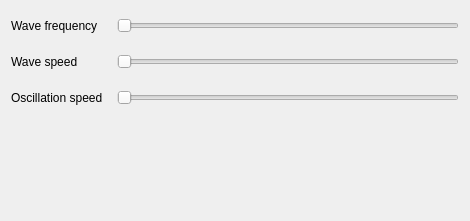
This is Effects/Wavy/Wavy.ui in DLdota/OpenRGBEffectsPlugin as Qt 5 draws it before an edit. The edited form follows.
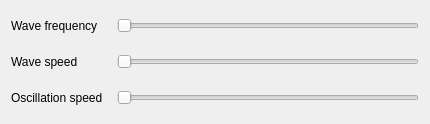
This is the edited form. Custom widgets are drawn as their Qt base class.

Commit message: Add a spacer only if needed

What changed in the file:
```diff
--- a/Effects/Wavy/Wavy.ui
+++ b/Effects/Wavy/Wavy.ui
@@ -6,8 +6,8 @@
    <rect>
     <x>0</x>
     <y>0</y>
-    <width>470</width>
-    <height>221</height>
+    <width>430</width>
+    <height>120</height>
    </rect>
   </property>
   <property name="sizePolicy">
@@ -16,7 +16,28 @@
     <verstretch>0</verstretch>
    </sizepolicy>
   </property>
-  <layout class="QGridLayout" name="gridLayout" columnstretch="0,1">
+  <layout class="QGridLayout" name="gridLayout" columnstretch="0,0">
+   <item row="2" column="1">
+    <widget class="QTooltipedSlider" name="oscillation_speed_slider">
+     <property name="orientation">
+      <enum>Qt::Horizontal</enum>
+     </property>
+    </widget>
+   </item>
+   <item row="1" column="1">
+    <widget class="QTooltipedSlider" name="wave_speed_slider">
+     <property name="orientation">
+      <enum>Qt::Horizontal</enum>
+     </property>
+    </widget>
+   </item>
+   <item row="0" column="1">
+    <widget class="QTooltipedSlider" name="wave_freq_slider">
+     <property name="orientation">
+      <enum>Qt::Horizontal</enum>
+     </property>
+    </widget>
+   </item>
    <item row="0" column="0">
     <widget class="QLabel" name="wave_freq_label">
      <property name="sizePolicy">
@@ -61,13 +82,6 @@
      </property>
     </widget>
    </item>
-   <item row="1" column="1">
-    <widget class="QTooltipedSlider" name="wave_speed_slider">
-     <property name="orientation">
-      <enum>Qt::Horizontal</enum>
-     </property>
-    </widget>
-   </item>
    <item row="2" column="0">
     <widget class="QLabel" name="oscillation_speed_label">
      <property name="sizePolicy">
@@ -90,33 +104,6 @@
      </property>
     </widget>
    </item>
-   <item row="0" column="1">
-    <widget class="QTooltipedSlider" name="wave_freq_slider">
-     <property name="orientation">
-      <enum>Qt::Horizontal</enum>
-     </property>
-    </widget>
-   </item>
-   <item row="2" column="1">
-    <widget class="QTooltipedSlider" name="oscillation_speed_slider">
-     <property name="orientation">
-      <enum>Qt::Horizontal</enum>
-     </property>
-    </widget>
-   </item>
-   <item row="3" column="0" colspan="2">
-    <spacer name="verticalSpacer">
-     <property name="orientation">
-      <enum>Qt::Vertical</enum>
-     </property>
-     <property name="sizeHint" stdset="0">
-      <size>
-       <width>20</width>
-       <height>40</height>
-      </size>
-     </property>
-    </spacer>
-   </item>
   </layout>
  </widget>
  <customwidgets>
```
The commit also changes 34 other files.
